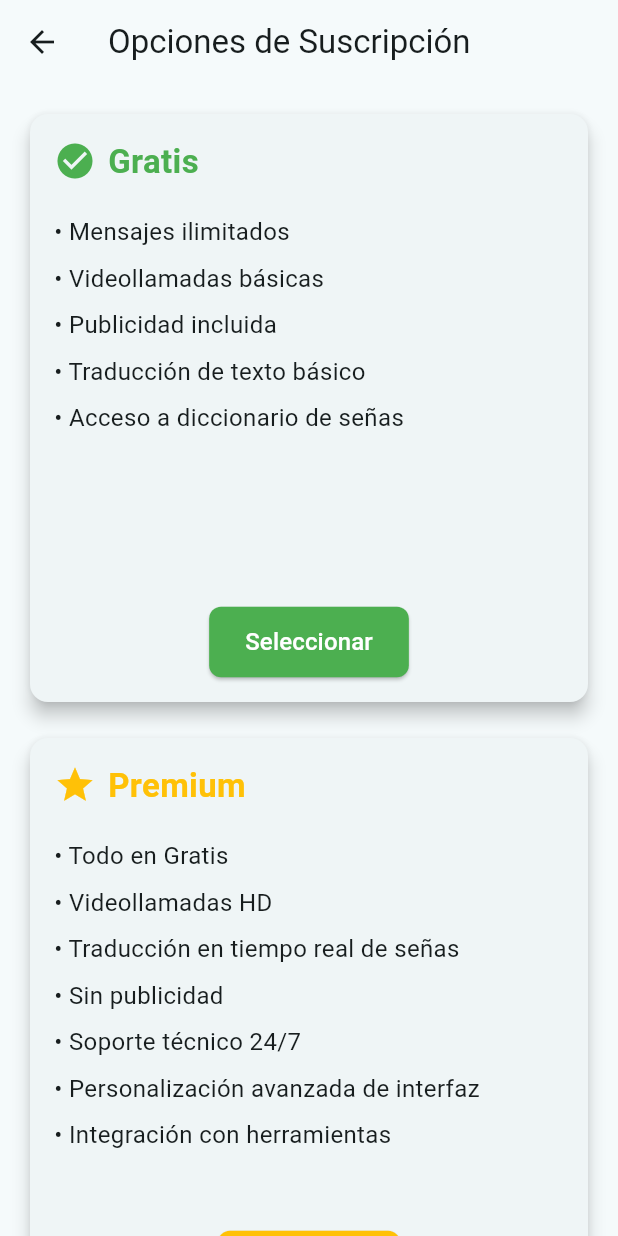
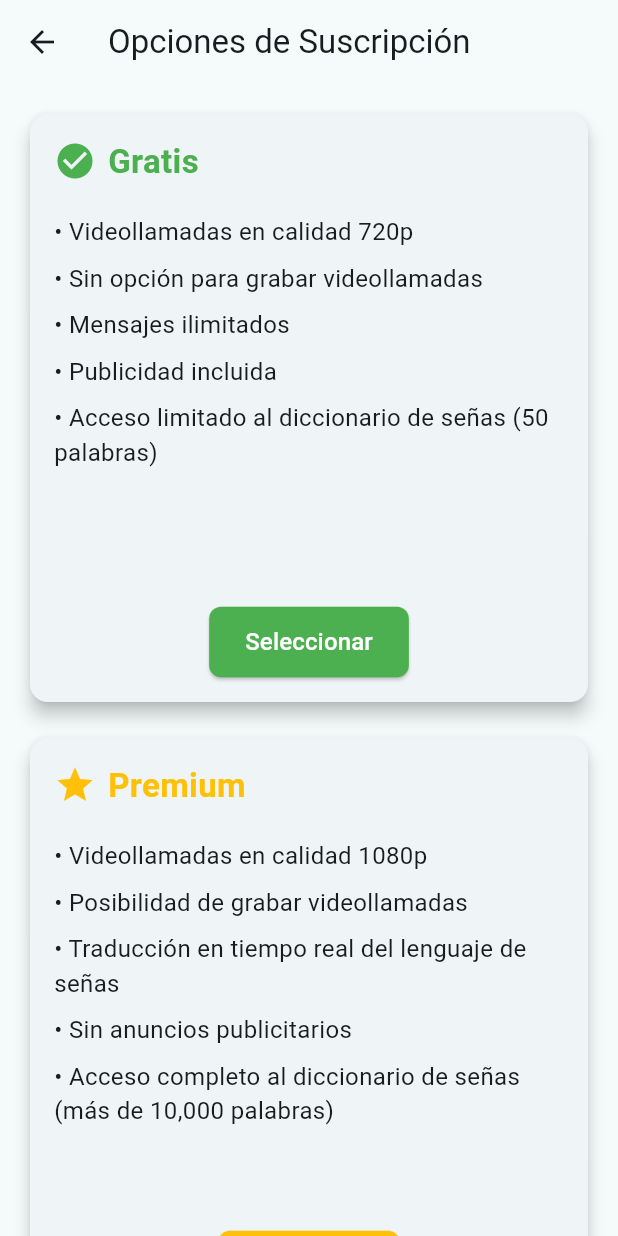
Before and after one commit to gitsuu/ColmiApp, a Flutter app: the SubscriptionOptionsView screen opened directly, on a phone screen of 412 x 824 dp. Run offline on Flutter 3.47's test engine with Material 3 defaults, Android fonts, the phone set to English and light mode, and no system bars; our stand-ins replace cloud_firestore, emoji_picker_flutter, firebase_auth, firebase_core, flip_card, table_calendar; accounts and stored records are empty; network calls fail; project files that could hold a hidden picture were left out.

Commit message:
27122024

```diff
--- a/lib/main.dart
+++ b/lib/main.dart
@@ -64,7 +64,7 @@ class _MyAppState extends State<MyApp> {
   Widget build(BuildContext context) {
     return MaterialApp(
       debugShowCheckedModeBanner: false,
-      title: 'ChatApp-0.1.0',
+      title: 'Colmi',
       theme: _updateTheme(useLightMode, colorSelected),
       initialRoute: '/inicio', // Siempre ir al login al iniciar
       routes: {
--- a/lib/views/chat_ia_contact.dart
+++ b/lib/views/chat_ia_contact.dart
@@ -63,7 +63,7 @@ class _ChatIAContactViewState extends State<ChatIAContactView> {
   Widget build(BuildContext context) {
     return Scaffold(
       appBar: AppBar(
-        title: const Text('Contactos Chat IA'),
+        title: const Text('Chat IA Beta'),
         centerTitle: true,
         automaticallyImplyLeading: false, // Elimina el ícono de "back"
       ),
--- a/lib/views/equipos_msg_view.dart
+++ b/lib/views/equipos_msg_view.dart
@@ -295,7 +295,7 @@ class _EquipoMsgViewState extends State<EquipoMsgView> {
                                 hintText: 'Escribe un mensaje...',
                                 fillColor: Theme.of(context)
                                     .colorScheme
-                                    .surfaceVariant,
+                                    .surfaceContainerHighest,
                                 filled: true,
                                 border: OutlineInputBorder(
                                   borderRadius: BorderRadius.circular(20),
@@ -403,7 +403,7 @@ class ChatBubble extends StatelessWidget {
                 decoration: BoxDecoration(
                   color: isSentByUser
                       ? Theme.of(context).colorScheme.primaryContainer
-                      : Theme.of(context).colorScheme.surfaceVariant,
+                      : Theme.of(context).colorScheme.surfaceContainerHighest,
                   borderRadius: BorderRadius.circular(8),
                 ),
                 child: Text(
--- a/lib/views/menu/subscription_options_view.dart
+++ b/lib/views/menu/subscription_options_view.dart
@@ -25,11 +25,11 @@ class SubscriptionOptionsView extends StatelessWidget {
                         title: 'Gratis',
                         color: Colors.green,
                         features: [
+                          '• Videollamadas en calidad 720p',
+                          '• Sin opción para grabar videollamadas',
                           '• Mensajes ilimitados',
-                          '• Videollamadas básicas',
                           '• Publicidad incluida',
-                          '• Traducción de texto básico',
-                          '• Acceso a diccionario de señas',
+                          '• Acceso limitado al diccionario de señas (50 palabras)',
                         ],
                         buttonText: 'Seleccionar',
                         buttonAction: () {
@@ -50,13 +50,11 @@ class SubscriptionOptionsView extends StatelessWidget {
                         title: 'Premium',
                         color: Colors.amber,
                         features: [
-                          '• Todo en Gratis',
-                          '• Videollamadas HD',
-                          '• Traducción en tiempo real de señas',
-                          '• Sin publicidad',
-                          '• Soporte técnico 24/7',
-                          '• Personalización avanzada de interfaz',
-                          '• Integración con herramientas',
+                          '• Videollamadas en calidad 1080p',
+                          '• Posibilidad de grabar videollamadas',
+                          '• Traducción en tiempo real del lenguaje de señas',
+                          '• Sin anuncios publicitarios',
+                          '• Acceso completo al diccionario de señas (más de 10,000 palabras)',
                         ],
                         buttonText: 'Actualizar',
                         buttonAction: () {
@@ -79,11 +77,11 @@ class SubscriptionOptionsView extends StatelessWidget {
                       title: 'Gratis',
                       color: Colors.green,
                       features: [
+                        '• Videollamadas en calidad 720p',
+                        '• Sin opción para grabar videollamadas',
                         '• Mensajes ilimitados',
-                        '• Videollamadas básicas',
                         '• Publicidad incluida',
-                        '• Traducción de texto básico',
-                        '• Acceso a diccionario de señas',
+                        '• Acceso limitado al diccionario de señas (50 palabras)',
                       ],
                       buttonText: 'Seleccionar',
                       buttonAction: () {
@@ -102,13 +100,11 @@ class SubscriptionOptionsView extends StatelessWidget {
                       title: 'Premium',
                       color: Colors.amber,
                       features: [
-                        '• Todo en Gratis',
-                        '• Videollamadas HD',
-                        '• Traducción en tiempo real de señas',
-                        '• Sin publicidad',
-                        '• Soporte técnico 24/7',
-                        '• Personalización avanzada de interfaz',
-                        '• Integración con herramientas',
+                        '• Videollamadas en calidad 1080p',
+                        '• Posibilidad de grabar videollamadas',
+                        '• Traducción en tiempo real del lenguaje de señas',
+                        '• Sin anuncios publicitarios',
+                        '• Acceso completo al diccionario de señas (más de 10,000 palabras)',
                       ],
                       buttonText: 'Actualizar',
                       buttonAction: () {
```
Also changed, not shown: lib/views/chat_ia_msg.dart (+79 -8 lines), lib/views/edit_contact_view.dart (+47 -0 lines), lib/views/edit_equipos_view.dart (+23 -6 lines), lib/views/menu/username_view.dart (+38 -13 lines), lib/views/home_view.dart (line endings or trailing spaces).
